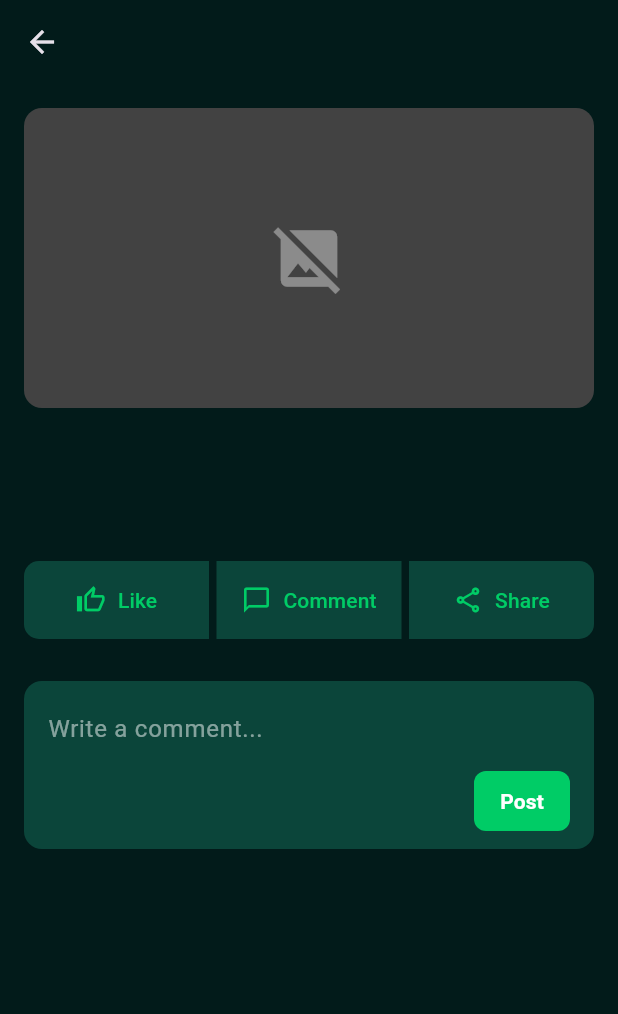
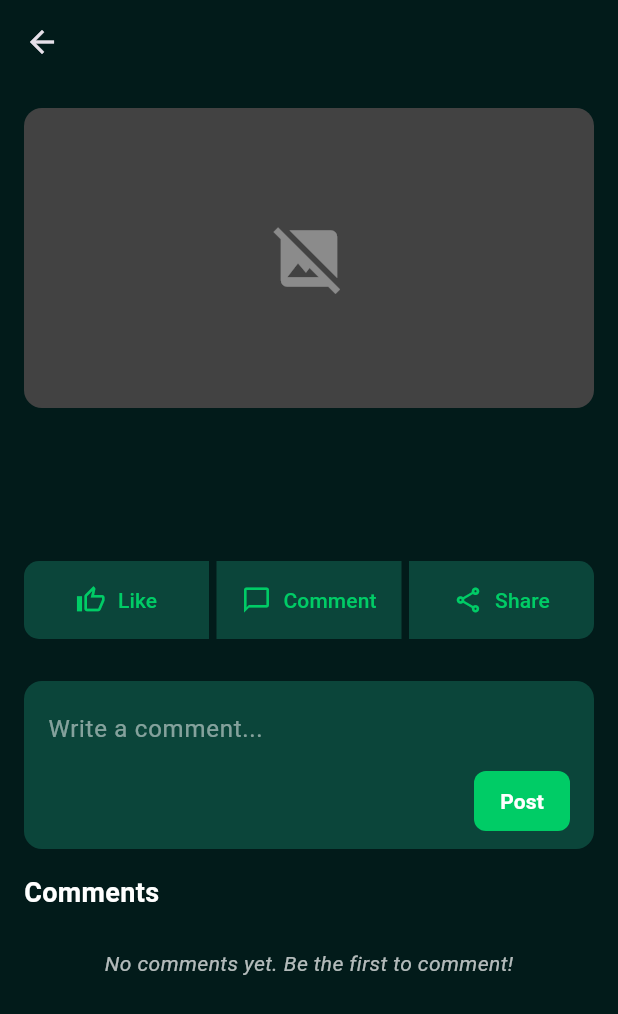
Before and after one commit to syigen/safe-app, a Flutter app: the SocialFeedScreen screen opened directly with empty values, after a tap on "Comment", after a tap on "Post", on a phone screen of 412 x 824 dp. Shown: the top 1014 px of the screen. Run offline on Flutter 3.47's test engine with Material 3 defaults, Android fonts, the phone set to English and light mode, and no system bars; our stand-ins replace dotted_border, flutter_dotenv, flutter_riverpod, fluttertoast, geocoding, google_maps_flutter and 4 more; missing offline and left inert: app_settings; accounts and stored records are empty.

Commit message:
update to post and view comments integrated with backend

```diff
--- a/lib/pages/social_feed_screen.dart
+++ b/lib/pages/social_feed_screen.dart
@@ -1,14 +1,25 @@
-import 'dart:ffi';
+/*
+ * Copyright 2024-Present, Syigen Ltd. and Syigen Private Limited. All rights reserved.
+ *
+ */
 
 import 'package:flutter/material.dart';
 import '../model/news_data.dart';
 import '../services/auth_service.dart';
+import '../services/comment_service.dart';
+import '../model/comment_data.dart';
 import 'package:flutter_riverpod/flutter_riverpod.dart';
 
 // Add this provider at the top of the file, similar to the home screen
 final userProfileProvider = FutureProvider<Map<String, dynamic>?>((ref) async {
   final authService = AuthService(authClient: SupabaseAuthClient());
   return authService.getUserProfile();
+});
+
+// Add a provider for comments
+final commentsProvider = FutureProvider.family<List<Comment>, int>((ref, newsId) async {
+  final commentService = CommentService();
+  return commentService.getCommentsByNewsId(newsId);
 });
 
 class SocialFeedScreen extends ConsumerStatefulWidget {
@@ -23,7 +34,8 @@ class SocialFeedScreen extends ConsumerStatefulWidget {
 class _SocialFeedScreenState extends ConsumerState<SocialFeedScreen> {
   bool _showCommentBox = false;
   final TextEditingController _commentController = TextEditingController();
-  final List<String> _comments = [];
+  final CommentService _commentService = CommentService();
+  bool _isPostingComment = false;
 
   @override
   void initState() {
@@ -44,12 +56,48 @@ class _SocialFeedScreenState extends ConsumerState<SocialFeedScreen> {
     });
   }
 
-  void _submitComment() {
+  Future<void> _submitComment() async {
     if (_commentController.text.trim().isNotEmpty) {
       setState(() {
-        _comments.add(_commentController.text);
+        _isPostingComment = true;
+      });
+
+      try {
+        await _commentService.addComment(
+          newsId: widget.news.id,
+          content: _commentController.text.trim(),
+        );
+
+        // Clear the input and refresh comments
         _commentController.clear();
+        ref.refresh(commentsProvider(widget.news.id));
+
+        // Show success message
+        if (mounted) {
+          ScaffoldMessenger.of(context).showSnackBar(
+            const SnackBar(
+              content: Text('Comment posted successfully'),
+              backgroundColor: Color(0xFF00CC66),
+            ),
+          );
+        }
+      } catch (e) {
+        // Show error message
+        if (mounted) {
+          ScaffoldMessenger.of(context).showSnackBar(
+            SnackBar(
+              content: Text('Failed to post comment: ${e.toString()}'),
+              backgroundColor: Colors.red,
+            ),
+          );
+        }
+      } finally {
+        if (mounted) {
+          setState(() {
+            _isPostingComment = false;
           });
+        }
+      }
     }
   }
 
@@ -161,7 +209,7 @@ class _SocialFeedScreenState extends ConsumerState<SocialFeedScreen> {
             if (_showCommentBox) _buildCommentBox(),
 
             // Comments List
-            if (_comments.isNotEmpty) _buildCommentsList(),
+            _buildCommentsList(),
 
             // Social Feed
             Container(
@@ -199,7 +247,7 @@ class _SocialFeedScreenState extends ConsumerState<SocialFeedScreen> {
           Align(
             alignment: Alignment.centerRight,
             child: TextButton(
-              onPressed: _submitComment,
+              onPressed: _isPostingComment ? null : _submitComment,
               style: TextButton.styleFrom(
                 backgroundColor: const Color(0xFF00CC66),
                 shape: RoundedRectangleBorder(
@@ -207,7 +255,16 @@ class _SocialFeedScreenState extends ConsumerState<SocialFeedScreen> {
                 ),
                 padding: const EdgeInsets.symmetric(horizontal: 16.0, vertical: 8.0),
               ),
-              child: const Text(
+              child: _isPostingComment
+                  ? const SizedBox(
+                width: 20,
+                height: 20,
+                child: CircularProgressIndicator(
+                  strokeWidth: 2.0,
+                  color: Colors.white,
+                ),
+              )
+                  : const Text(
                 'Post',
                 style: TextStyle(
                   color: Colors.white,
@@ -222,7 +279,7 @@ class _SocialFeedScreenState extends ConsumerState<SocialFeedScreen> {
   }
 
   Widget _buildCommentsList() {
-    final userProfileAsync = ref.watch(userProfileProvider);
+    final commentsAsync = ref.watch(commentsProvider(widget.news.id));
 
     return Container(
       margin: const EdgeInsets.symmetric(horizontal: 16.0),
@@ -240,15 +297,31 @@ class _SocialFeedScreenState extends ConsumerState<SocialFeedScreen> {
               ),
             ),
           ),
-          ListView.builder(
+          commentsAsync.when(
+            data: (comments) {
+              if (comments.isEmpty) {
+                return Container(
+                  padding: const EdgeInsets.symmetric(vertical: 16.0),
+                  alignment: Alignment.center,
+                  child: Text(
+                    'No comments yet. Be the first to comment!',
+                    style: TextStyle(
+                      color: Colors.white.withOpacity(0.7),
+                      fontStyle: FontStyle.italic,
+                    ),
+                  ),
+                );
+              }
+
+              return ListView.builder(
                 shrinkWrap: true,
                 physics: const NeverScrollableScrollPhysics(),
-            itemCount: _comments.length,
+                itemCount: comments.length,
                 itemBuilder: (context, index) {
-              return userProfileAsync.when(
-                data: (profileData) {
-                  final String fullName = profileData?['fullName'] ?? 'User';
-                  final String avatarUrl = profileData?['avatarUrl'] ?? '';
+                  final comment = comments[index];
+                  final profileData = comment.userProfile as Map<String, dynamic>?;
+                  final String fullName = profileData?['full_name'] ?? 'User';
+                  final String avatarUrl = profileData?['avatar_url'] ?? '';
 
                   return Container(
                     margin: const EdgeInsets.only(bottom: 8.0),
@@ -287,83 +360,30 @@ class _SocialFeedScreenState extends ConsumerState<SocialFeedScreen> {
                         ),
                         const SizedBox(height: 8),
                         Text(
-                          _comments[index],
+                          comment.content,
                           style: const TextStyle(color: Colors.white),
                         ),
                       ],
                     ),
                   );
                 },
-                loading: () => Container(
-                  margin: const EdgeInsets.only(bottom: 8.0),
-                  padding: const EdgeInsets.all(12.0),
-                  decoration: BoxDecoration(
-                    color: const Color(0xFF0B453A),
-                    borderRadius: BorderRadius.circular(8.0),
+              );
+            },
+            loading: () => const Center(
+              child: Padding(
+                padding: EdgeInsets.all(20.0),
+                child: CircularProgressIndicator(
+                  color: Color(0xFF00CC66),
                 ),
-                  child: Column(
-                    crossAxisAlignment: CrossAxisAlignment.start,
-                    children: [
-                      const Row(
-                        children: [
-                          CircleAvatar(
-                            radius: 20,
-                            backgroundImage: AssetImage('assets/user/default.png'),
-                          ),
-                          SizedBox(width: 8),
-                          Text(
-                            'Loading...',
-                            style: TextStyle(
-                              color: Colors.white,
-                              fontWeight: FontWeight.bold,
-                            ),
-                          ),
-                        ],
-                      ),
-                      const SizedBox(height: 8),
-                      Text(
-                        _comments[index],
-                        style: const TextStyle(color: Colors.white),
-                      ),
-                    ],
               ),
             ),
             error: (error, stackTrace) => Container(
-                  margin: const EdgeInsets.only(bottom: 8.0),
-                  padding: const EdgeInsets.all(12.0),
-                  decoration: BoxDecoration(
-                    color: const Color(0xFF0B453A),
-                    borderRadius: BorderRadius.circular(8.0),
-                  ),
-                  child: Column(
-                    crossAxisAlignment: CrossAxisAlignment.start,
-                    children: [
-                      const Row(
-                        children: [
-                          CircleAvatar(
-                            radius: 20,
-                            backgroundImage: AssetImage('assets/user/default.png'),
-                          ),
-                          SizedBox(width: 8),
-                          Text(
-                            'User',
-                            style: TextStyle(
-                              color: Colors.white,
-                              fontWeight: FontWeight.bold,
+              padding: const EdgeInsets.symmetric(vertical: 16.0, horizontal: 16.0),
+              child: Text(
+                'Error loading comments: ${error.toString()}',
+                style: const TextStyle(color: Colors.red),
               ),
             ),
-                        ],
-                      ),
-                      const SizedBox(height: 8),
-                      Text(
-                        _comments[index],
-                        style: const TextStyle(color: Colors.white),
-                      ),
-                    ],
-                  ),
-                ),
-              );
-            },
           ),
         ],
       ),
```
Lines whose indentation alone changed are shown as unchanged.
